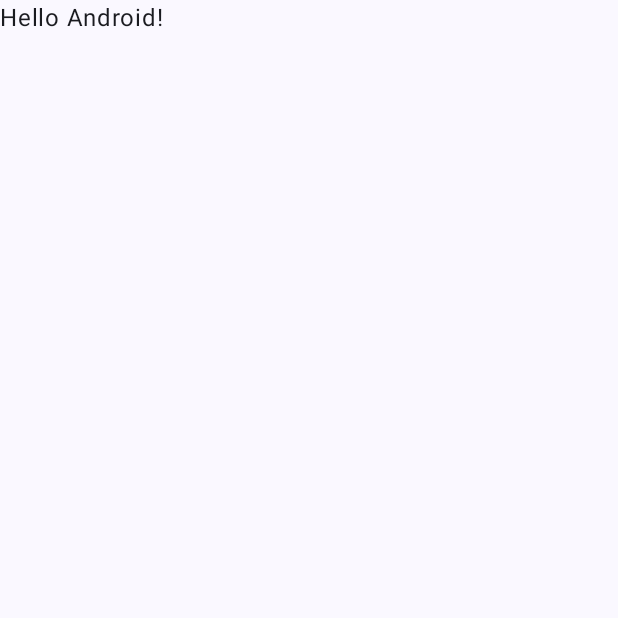
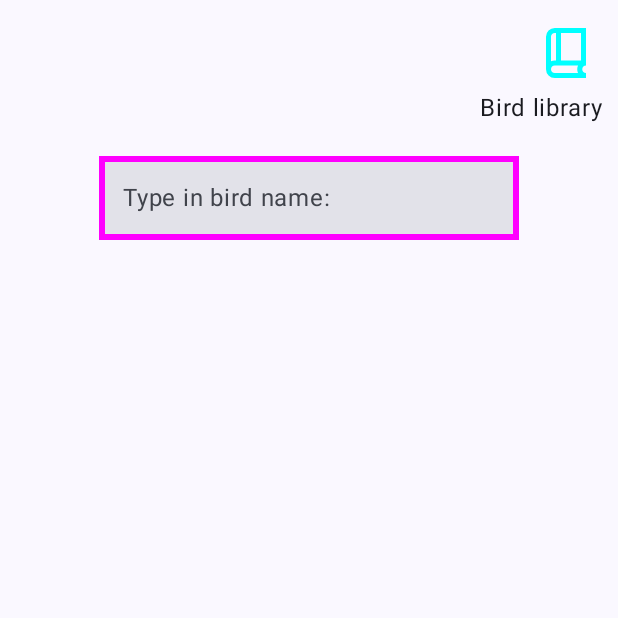
Before and after one commit to 10naIA/Avian_Haven, an Android app built with Jetpack Compose: the screen it shows after launch (MainActivity), on a phone screen of 412 x 824 dp, the top half of it. Before the commit the part shown is almost empty. Run offline under Robolectric (Android 15) with nearby library versions, the phone set to English and light mode, and no system bars.

Commit message:
Adding textfield and library button to HomeScreen

```diff
--- a/app/src/main/java/no/uio/ifi/in2000/avianhaven/MainActivity.kt
+++ b/app/src/main/java/no/uio/ifi/in2000/avianhaven/MainActivity.kt
@@ -1,5 +1,6 @@
 package no.uio.ifi.in2000.avianhaven
 
+import HomeScreen
 import android.os.Bundle
 import androidx.activity.ComponentActivity
 import androidx.activity.compose.setContent
@@ -22,7 +23,7 @@ class MainActivity : ComponentActivity() {
                     modifier = Modifier.fillMaxSize(),
                     color = MaterialTheme.colorScheme.background
                 ) {
-                    Greeting("Android")
+                    HomeScreen()
                 }
             }
         }
--- /dev/null
+++ b/app/src/main/java/no/uio/ifi/in2000/avianhaven/ui/home/HomeScreen.kt
@@ -0,0 +1,75 @@
+
+import androidx.compose.foundation.border
+import androidx.compose.foundation.layout.Column
+import androidx.compose.foundation.layout.Spacer
+import androidx.compose.foundation.layout.fillMaxWidth
+import androidx.compose.foundation.layout.padding
+import androidx.compose.foundation.layout.size
+import androidx.compose.material3.Icon
+import androidx.compose.material3.IconButton
+import androidx.compose.material3.IconButtonColors
+import androidx.compose.material3.IconButtonDefaults
+import androidx.compose.material3.ListItemDefaults.contentColor
+import androidx.compose.material3.Text
+import androidx.compose.material3.TextField
+import androidx.compose.material3.contentColorFor
+import androidx.compose.runtime.Composable
+import androidx.compose.runtime.getValue
+import androidx.compose.runtime.mutableStateOf
+import androidx.compose.runtime.saveable.rememberSaveable
+import androidx.compose.runtime.setValue
+import androidx.compose.ui.Alignment
+import androidx.compose.ui.Modifier
+import androidx.compose.ui.graphics.Color
+import androidx.compose.ui.res.painterResource
+import androidx.compose.ui.tooling.preview.Preview
+import androidx.compose.ui.unit.dp
+import no.uio.ifi.in2000.avianhaven.R
+
+@Composable
+fun HomeScreen(modifier: Modifier = Modifier) {
+    var input by rememberSaveable { mutableStateOf("") }
+    Column(
+        modifier
+            .fillMaxWidth()
+            .padding(10.dp)
+    ) {
+        IconButton(
+            modifier = Modifier
+                .align(Alignment.End)
+                .size(50.dp),
+            content = {
+                Icon(
+                    painter = painterResource(id = R.drawable.outline_book_2_24),
+                    contentDescription = null,
+                    tint = Color.Cyan,
+                    )},
+            onClick = { /*TODO*/ })
+            Text(
+                text = "Bird library",
+                modifier
+                    .align(Alignment.End)
+        )
+
+        Spacer(modifier
+            .padding(10.dp)
+        )
+        TextField(
+            value = input,
+            modifier = Modifier
+                .align(Alignment.CenterHorizontally)
+                .border(
+                    width = 4.dp,
+                    color = Color.Magenta
+                ),
+            onValueChange = {input = it},
+            placeholder = { Text(text = "Type in bird name:")},
+        )
+    }
+}
+
+@Composable
+@Preview(showBackground = true)
+fun HomeScreenPreview() {
+    HomeScreen()
+}
--- /dev/null
+++ b/app/src/main/java/no/uio/ifi/in2000/avianhaven/ui/info/BirdInfoScreen.kt
@@ -0,0 +1,6 @@
+import androidx.compose.runtime.Composable
+
+@Composable
+fun BirdInfoScreen() {
+
+}
--- /dev/null
+++ b/app/src/main/res/drawable/outline_book_2_24.xml
@@ -0,0 +1,5 @@
+<vector xmlns:android="http://schemas.android.com/apk/res/android" android:height="40dp" android:tint="#FF007B" android:viewportHeight="960" android:viewportWidth="960" android:width="40dp">
+
+    <path android:fillColor="@android:color/white" android:pathData="M300,880Q242,880 201,839Q160,798 160,740L160,220Q160,162 201,121Q242,80 300,80L800,80L800,680Q775,680 757.5,697.5Q740,715 740,740Q740,765 757.5,782.5Q775,800 800,800L800,880L300,880ZM240,613Q254,606 269,603Q284,600 300,600L320,600L320,160L300,160Q275,160 257.5,177.5Q240,195 240,220L240,613ZM400,600L720,600L720,160L400,160L400,600ZM240,613Q240,613 240,613Q240,613 240,613L240,613L240,160L240,160Q240,160 240,160Q240,160 240,160L240,613ZM300,800L673,800Q667,786 663.5,771.5Q660,757 660,740Q660,724 663,709Q666,694 673,680L300,680Q274,680 257,697.5Q240,715 240,740Q240,766 257,783Q274,800 300,800Z"/>
+
+</vector>
```
Also changed, not shown: app/src/main/java/no/uio/ifi/in2000/avianhaven/ui/library/BirdLibrary.kt (added, +9 -0 lines), app/src/main/res/drawable/sharp_menu_book_24.xml (added, +11 -0 lines), 1 other file.
